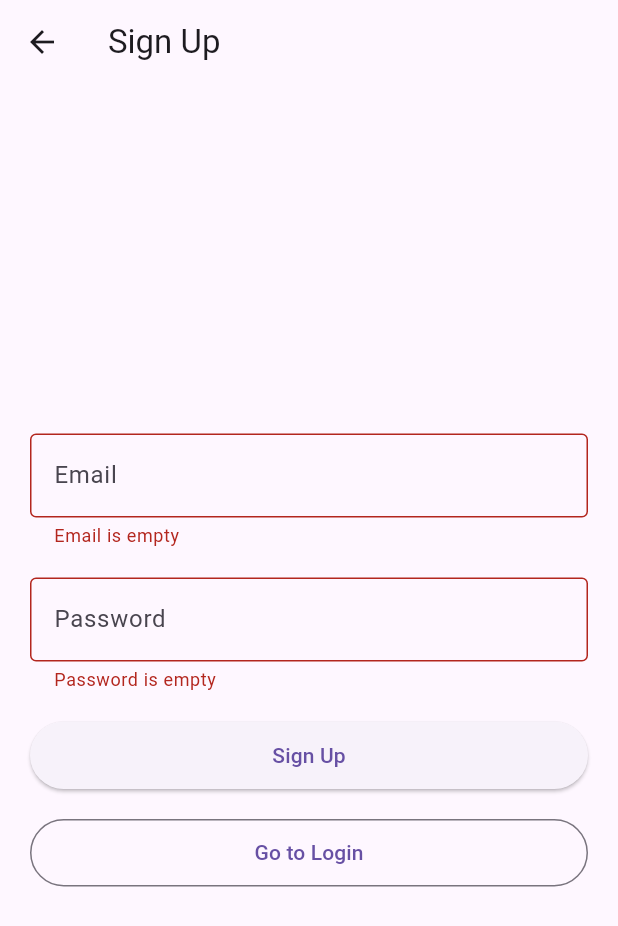
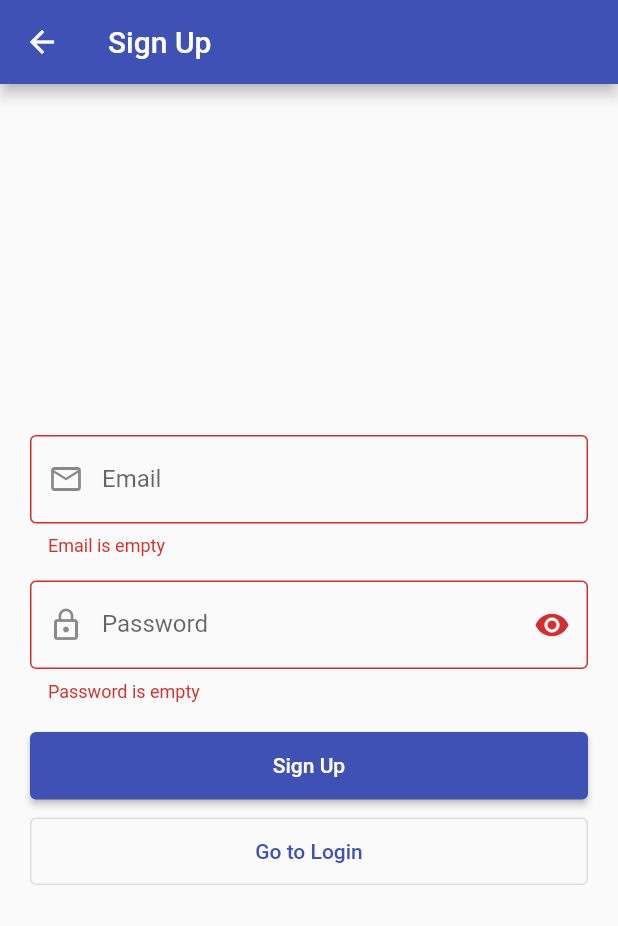
Before and after one commit to Pritom-Kumar-Paul/POS, a Flutter app: the SignUp screen opened directly with empty values, after a tap on "Sign Up", on a phone screen of 412 x 824 dp. Shown: the top 926 px of the screen. Run offline on Flutter 3.47's test engine with Material 3 defaults, Android fonts, the phone set to English and light mode, and no system bars; our stand-ins replace firebase_auth, firebase_core, pdf; accounts and stored records are empty.

Commit message:
Updated auth, home, main, and signup pages; added auth_gate.dart

```diff
--- a/lib/auth_page.dart
+++ b/lib/auth_page.dart
@@ -11,7 +11,6 @@ class AuthPage extends StatefulWidget {
 
 class _AuthPageState extends State<AuthPage> {
   bool isLogin = true;
-
   void togglePage() => setState(() => isLogin = !isLogin);
 
   @override
--- a/lib/sign_up_page.dart
+++ b/lib/sign_up_page.dart
@@ -2,7 +2,7 @@ import 'package:flutter/material.dart';
 import 'package:firebase_auth/firebase_auth.dart';
 
 class SignUp extends StatefulWidget {
-  final void Function()? onPressed;
+  final void Function()? onPressed; // toggle to Login page
   const SignUp({super.key, required this.onPressed});
 
   @override
@@ -14,6 +14,9 @@ class _SignUpState extends State<SignUp> {
   final _email = TextEditingController();
   final _password = TextEditingController();
 
+  bool _isLoading = false;
+  bool _obscure = true;
+
   @override
   void dispose() {
     _email.dispose();
@@ -21,12 +24,18 @@ class _SignUpState extends State<SignUp> {
     super.dispose();
   }
 
-  Future<void> createUserWithEmailAndPassword() async {
+  Future<void> _createUserWithEmailAndPassword() async {
+    if (!_formKey.currentState!.validate()) return;
+
+    FocusScope.of(context).unfocus();
+    setState(() => _isLoading = true);
+
     try {
       await FirebaseAuth.instance.createUserWithEmailAndPassword(
         email: _email.text.trim(),
         password: _password.text,
       );
+
       if (!mounted) return;
       ScaffoldMessenger.of(context).showSnackBar(
         const SnackBar(
@@ -34,12 +43,18 @@ class _SignUpState extends State<SignUp> {
           backgroundColor: Colors.green,
         ),
       );
-      // AuthGate will redirect after sign-in if you also sign in; Firebase auto-signs the new user.
+
+      // If you are using AuthGate, it will automatically show Home when signed in.
+      // If not using AuthGate, you can navigate manually here.
+      // Navigator.of(context).pushReplacement(
+      //   MaterialPageRoute(builder: (_) => const HomeScreen()),
+      // );
     } on FirebaseAuthException catch (e) {
       if (!mounted) return;
       final msg = switch (e.code) {
         'weak-password' => 'The password provided is too weak',
         'email-already-in-use' => 'The account already exists for that email',
+        'invalid-email' => 'Invalid email address',
         _ => e.message ?? 'Sign up failed',
       };
       ScaffoldMessenger.of(
@@ -50,6 +65,8 @@ class _SignUpState extends State<SignUp> {
       ScaffoldMessenger.of(context).showSnackBar(
         SnackBar(content: Text("Error: $e"), backgroundColor: Colors.red),
       );
+    } finally {
+      if (mounted) setState(() => _isLoading = false);
     }
   }
 
@@ -58,59 +75,95 @@ class _SignUpState extends State<SignUp> {
     return Scaffold(
       appBar: AppBar(title: const Text("Sign Up")),
       body: Center(
-        child: Padding(
+        child: SingleChildScrollView(
           padding: const EdgeInsets.all(20.0),
           child: Form(
             key: _formKey,
-            child: OverflowBar(
-              overflowSpacing: 20,
+            child: Column(
+              mainAxisSize: MainAxisSize.min,
               children: [
+                // Email
                 TextFormField(
                   controller: _email,
                   keyboardType: TextInputType.emailAddress,
+                  textInputAction: TextInputAction.next,
+                  autofillHints: const [AutofillHints.email],
+                  decoration: const InputDecoration(
+                    labelText: "Email",
+                    hintText: "you@example.com",
+                    border: OutlineInputBorder(),
+                    prefixIcon: Icon(Icons.email_outlined),
+                  ),
                   validator: (text) {
-                    if (text == null || text.isEmpty) return 'Email is empty';
-                    if (!text.contains('@'))
+                    if (text == null || text.isEmpty) {
+                      return 'Email is empty';
+                    }
+                    if (!text.contains('@')) {
                       return 'Please enter a valid email';
+                    }
                     return null;
                   },
-                  decoration: const InputDecoration(
-                    hintText: "Email",
-                    border: OutlineInputBorder(),
-                  ),
                 ),
+                const SizedBox(height: 16),
+
+                // Password
                 TextFormField(
                   controller: _password,
-                  obscureText: true,
+                  obscureText: _obscure,
+                  textInputAction: TextInputAction.done,
+                  autofillHints: const [AutofillHints.newPassword],
+                  decoration: InputDecoration(
+                    labelText: "Password",
+                    border: const OutlineInputBorder(),
+                    prefixIcon: const Icon(Icons.lock_outline),
+                    suffixIcon: IconButton(
+                      icon: Icon(
+                        _obscure ? Icons.visibility : Icons.visibility_off,
+                      ),
+                      onPressed: () => setState(() => _obscure = !_obscure),
+                    ),
+                  ),
                   validator: (text) {
-                    if (text == null || text.isEmpty)
+                    if (text == null || text.isEmpty) {
                       return 'Password is empty';
-                    if (text.length < 6)
+                    }
+                    if (text.length < 6) {
                       return 'Password must be at least 6 characters';
+                    }
                     return null;
                   },
-                  decoration: const InputDecoration(
-                    hintText: "Password",
-                    border: OutlineInputBorder(),
-                  ),
+                  onFieldSubmitted: (_) => _createUserWithEmailAndPassword(),
                 ),
+                const SizedBox(height: 20),
+
+                // Sign Up button
                 SizedBox(
                   width: double.infinity,
                   height: 45,
                   child: ElevatedButton(
-                    onPressed: () async {
-                      if (_formKey.currentState!.validate()) {
-                        await createUserWithEmailAndPassword();
-                      }
-                    },
-                    child: const Text("Sign Up"),
+                    onPressed: _isLoading
+                        ? null
+                        : _createUserWithEmailAndPassword,
+                    child: _isLoading
+                        ? const SizedBox(
+                            width: 20,
+                            height: 20,
+                            child: CircularProgressIndicator(
+                              strokeWidth: 2,
+                              color: Colors.white,
+                            ),
+                          )
+                        : const Text("Sign Up"),
                   ),
                 ),
+                const SizedBox(height: 12),
+
+                // Toggle to Login
                 SizedBox(
                   width: double.infinity,
                   height: 45,
                   child: OutlinedButton(
-                    onPressed: widget.onPressed,
+                    onPressed: _isLoading ? null : widget.onPressed,
                     child: const Text("Go to Login"),
                   ),
                 ),
--- a/pubspec.yaml
+++ b/pubspec.yaml
@@ -37,6 +37,8 @@ dependencies:
   # The following adds the Cupertino Icons font to your application.
   # Use with the CupertinoIcons class for iOS style icons.
   cupertino_icons: ^1.0.8
+  flutter_localizations:
+    sdk: flutter
 
 dev_dependencies:
   flutter_test:
```
Also changed, not shown: lib/auth_gate.dart (added, +26 -0 lines), lib/home_screen.dart (+31 -12 lines), lib/main.dart (+23 -70 lines), pubspec.lock.
